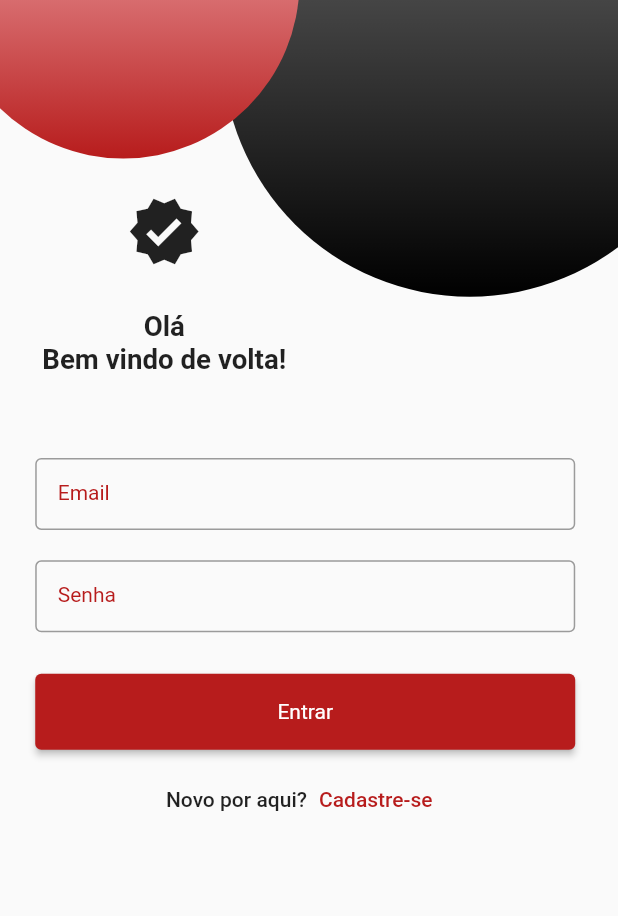
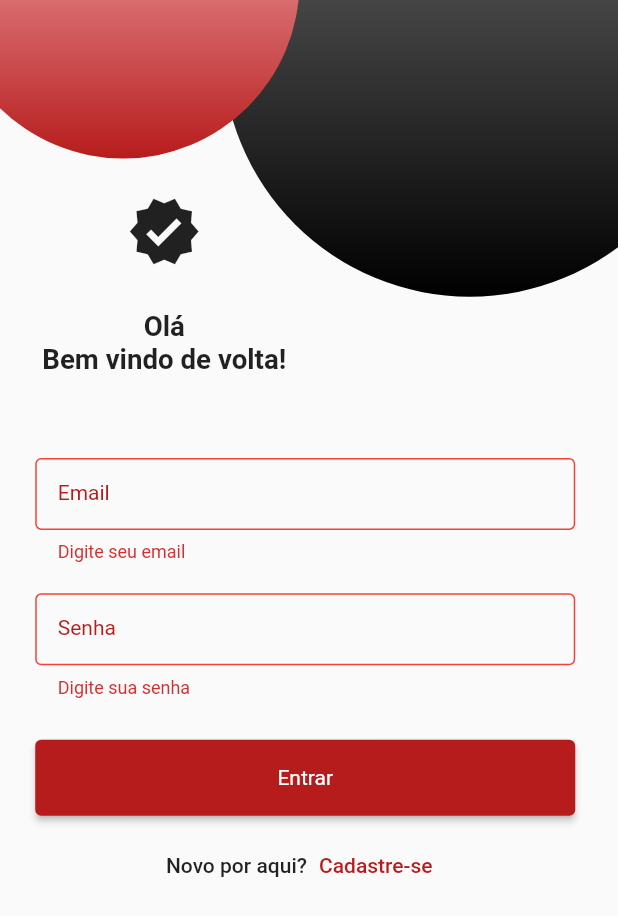
Before and after one commit to math-muller/desafio-musicplayce, a Flutter app: the LoginPage screen opened by its route, after a tap on "Entrar", on a phone screen of 412 x 824 dp. Shown: the top 916 px of the screen. Run offline on Flutter 3.47's test engine with Material 2 defaults, Android fonts, the phone set to English and light mode, and no system bars; our stand-ins replace cloud_firestore, firebase_auth, firebase_core, get; accounts and stored records are empty.

Commit message:
organizing imports

```diff
--- a/lib/app/modules/login/components/login_form.dart
+++ b/lib/app/modules/login/components/login_form.dart
@@ -1,8 +1,11 @@
 import 'package:flutter/material.dart';
+import 'package:get/get.dart';
 
 import '../../../utils/utils.dart';
 
 import '../../../shared/shared.dart';
+
+import '../login.dart';
 
 class LoginForm extends StatelessWidget {
   const LoginForm({Key? key}) : super(key: key);
@@ -10,29 +13,33 @@ class LoginForm extends StatelessWidget {
   @override
   Widget build(BuildContext context) {
     final Responsive responsive = Responsive.of(context);
+    final controller = Get.find<LoginController>();
 
     return Container(
       constraints: BoxConstraints(maxWidth: responsive.isTablet ? 430 : 360),
       child: Form(
+        key: controller.formKey,
         child: Column(
           children: [
             InputText(
               label: 'Email',
               keyboardType: TextInputType.emailAddress,
               obscureText: false,
+              validator: controller.validateEmail,
             ),
             SizedBox(height: responsive.dp(2.2)),
             InputText(
               label: 'Senha',
               keyboardType: TextInputType.text,
               obscureText: true,
+              validator: controller.validatePassword,
             ),
             SizedBox(height: responsive.dp(3)),
             SizedBox(
               width: responsive.dp(50),
               height: responsive.dp(5.5),
               child: ElevatedButton(
-                onPressed: () {},
+                onPressed: controller.validateForm,
                 child: Text('Entrar'),
               ),
             ),
@@ -45,7 +52,7 @@ class LoginForm extends StatelessWidget {
                   style: TextStyle(fontWeight: FontWeight.w500),
                 ),
                 TextButton(
-                  onPressed: () {},
+                  onPressed: controller.goToRegister,
                   child: Text(
                     'Cadastre-se',
                     style: TextStyle(color: Colors.red.shade900),
--- a/lib/app/modules/login/login_binding.dart
+++ b/lib/app/modules/login/login_binding.dart
@@ -1,9 +1,15 @@
-import 'package:desafio_musicplayce/app/modules/login/login_controller.dart';
 import 'package:get/get.dart';
+
+import '../../data/repositories/authentication/authentication.dart';
+import '../../data/usecases/authentication/authentication.dart';
+
+import 'login.dart';
 
 class LoginBinding implements Bindings {
   @override
   void dependencies() {
     Get.lazyPut(() => LoginController());
+    Get.lazyPut(() => AuthenticationRepository());
+    Get.lazyPut(() => RemoteAuthentication());
   }
 }
--- a/lib/app/modules/login/login_controller.dart
+++ b/lib/app/modules/login/login_controller.dart
@@ -1,3 +1,74 @@
+import 'package:flutter/material.dart';
 import 'package:get/get.dart';
 
-class LoginController extends GetxController {}
+import '../../data/repositories/repositories.dart';
+
+import '../../routes/routes.dart';
+
+import '../../shared/shared.dart';
+
+class LoginController extends GetxController {
+  final _repository = Get.find<AuthenticationRepository>();
+
+  GlobalKey<FormState> _formKey = GlobalKey();
+  GlobalKey<FormState> get formKey => _formKey;
+
+  String _email = '';
+  String _password = '';
+
+  String? validateEmail(String? text) {
+    final _regex = RegExp(
+      r"^[a-zA-Z0-9.a-zA-Z0-9.!#$%&'*+-/=?^_`{|}~]+@[a-zA-Z0-9]+\.[a-zA-Z]+",
+    );
+    if (text == null || text.isEmpty) {
+      return 'Digite seu email';
+    } else {
+      if (_regex.hasMatch(text)) {
+        _email = text;
+        return null;
+      } else {
+        return 'Email inválido';
+      }
+    }
+  }
+
+  String? validatePassword(String? text) {
+    if (text == null || text.isEmpty) {
+      return 'Digite sua senha';
+    } else {
+      if (text.trim().length > 5) {
+        _password = text;
+        return null;
+      } else {
+        return 'Sua senha deve ter mais de 6 digitos';
+      }
+    }
+  }
+
+  void validateForm() {
+    final _isValidForm = _formKey.currentState!.validate();
+    if (_isValidForm) {
+      auth();
+    }
+  }
+
+  Future<void> auth() async {
+    SpinnerDialog spinnerDialog = SpinnerDialog(Get.overlayContext!);
+    try {
+      spinnerDialog.showLoading();
+      await _repository.auth(email: _email, password: _password);
+      spinnerDialog.hideLoading();
+      Get.toNamed(AppRoutes.HOME);
+    } catch (error) {
+      spinnerDialog.hideLoading();
+      showMessage(
+        context: Get.overlayContext!,
+        message: '$error'.substring(10),
+      );
+    }
+  }
+
+  void goToRegister() {
+    Get.toNamed(AppRoutes.REGISTER);
+  }
+}
--- a/lib/app/modules/login/login_page.dart
+++ b/lib/app/modules/login/login_page.dart
@@ -1,10 +1,13 @@
 import 'package:flutter/material.dart';
+import 'package:get/get.dart';
 
 import '../../utils/utils.dart';
 
 import '../../shared/shared.dart';
 
 import 'components/components.dart';
+
+import 'login.dart';
 
 class LoginPage extends StatelessWidget with KeyboardManager {
   const LoginPage({Key? key}) : super(key: key);
@@ -17,7 +20,8 @@ class LoginPage extends StatelessWidget with KeyboardManager {
     final double sizeBlackCircle = responsive.wp(80);
 
     return Scaffold(
-      body: GestureDetector(
+      body: GetBuilder<LoginController>(
+        builder: (_) => GestureDetector(
           onTap: () => hideKeyboard(context),
           child: SingleChildScrollView(
             child: Container(
@@ -71,6 +75,7 @@ class LoginPage extends StatelessWidget with KeyboardManager {
             ),
           ),
         ),
+      ),
     );
   }
 }
--- a/lib/app/modules/modules.dart
+++ /dev/null
@@ -1,3 +0,0 @@
-export 'home/home.dart';
-export 'login/login.dart';
-export 'register/register.dart';
--- a/lib/app/modules/register/components/register_form.dart
+++ b/lib/app/modules/register/components/register_form.dart
@@ -4,8 +4,7 @@ import 'package:get/get.dart';
 import '../../../shared/shared.dart';
 
 import '../../../utils/utils.dart';
-
-import '../../modules.dart';
+import '../register.dart';
 
 class RegisterForm extends StatelessWidget {
   const RegisterForm({Key? key}) : super(key: key);
--- a/lib/app/modules/register/register_controller.dart
+++ b/lib/app/modules/register/register_controller.dart
@@ -76,4 +76,8 @@ class RegisterController extends GetxController {
       );
     }
   }
+
+  void goBack() {
+    Get.back();
+  }
 }
--- a/lib/app/modules/register/register_page.dart
+++ b/lib/app/modules/register/register_page.dart
@@ -5,9 +5,9 @@ import 'package:get/get.dart';
 import '../../shared/shared.dart';
 import '../../utils/utils.dart';
 
-import '../modules.dart';
+import 'components/components.dart';
 
-import 'components/components.dart';
+import 'register.dart';
 
 class RegisterPage extends StatelessWidget with KeyboardManager {
   const RegisterPage({Key? key}) : super(key: key);
@@ -78,7 +78,7 @@ class RegisterPage extends StatelessWidget with KeyboardManager {
                         color: Colors.black26,
                         padding: EdgeInsets.all(10),
                         borderRadius: BorderRadius.circular(30),
-                        onPressed: () {},
+                        onPressed: _.goBack,
                         child: Icon(Icons.arrow_back),
                       ),
                     ),
--- a/lib/app/routes/app_pages.dart
+++ b/lib/app/routes/app_pages.dart
@@ -1,6 +1,8 @@
 import 'package:get/get.dart';
 
-import '../modules/modules.dart';
+import '../modules/home/home.dart';
+import '../modules/login/login.dart';
+import '../modules/register/register.dart';
 
 import '../routes/routes.dart';
 
```
Also changed, not shown: lib/app/modules/register/register_binding.dart (+5 -3 lines), lib/main.dart (+3 -4 lines). Lines whose indentation alone changed are shown as unchanged.
